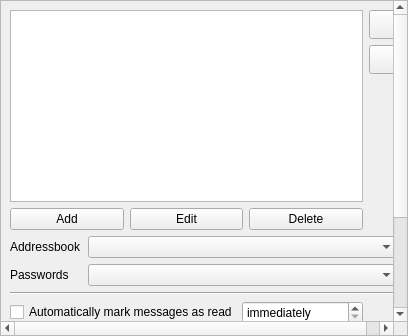
Above: src/Gui/SettingsGeneralPage.ui from jktjkt/trojita before the change. Below: the same form after it.
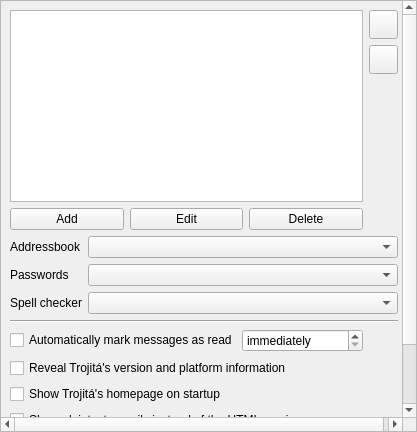
That is the form after the change.

```diff
--- a/src/Gui/SettingsGeneralPage.ui
+++ b/src/Gui/SettingsGeneralPage.ui
@@ -2,6 +2,14 @@
 <ui version="4.0">
  <class>GeneralPage</class>
  <widget class="QScrollArea" name="GeneralPage">
+  <property name="geometry">
+   <rect>
+    <x>0</x>
+    <y>0</y>
+    <width>417</width>
+    <height>432</height>
+   </rect>
+  </property>
   <property name="windowTitle">
    <string>ScrollArea</string>
   </property>
@@ -16,8 +24,8 @@
     <rect>
      <x>0</x>
      <y>0</y>
-     <width>389</width>
-     <height>419</height>
+     <width>415</width>
+     <height>536</height>
     </rect>
    </property>
    <property name="layoutDirection">
@@ -187,6 +195,16 @@
         </property>
        </widget>
       </item>
+      <item row="2" column="0">
+       <widget class="QLabel" name="spellcheckerLabel">
+        <property name="text">
+         <string>Spell checker</string>
+        </property>
+       </widget>
+      </item>
+      <item row="2" column="1">
+       <widget class="QComboBox" name="spellcheckerBox"/>
+      </item>
      </layout>
     </item>
     <item row="4" column="0" colspan="2">
```
